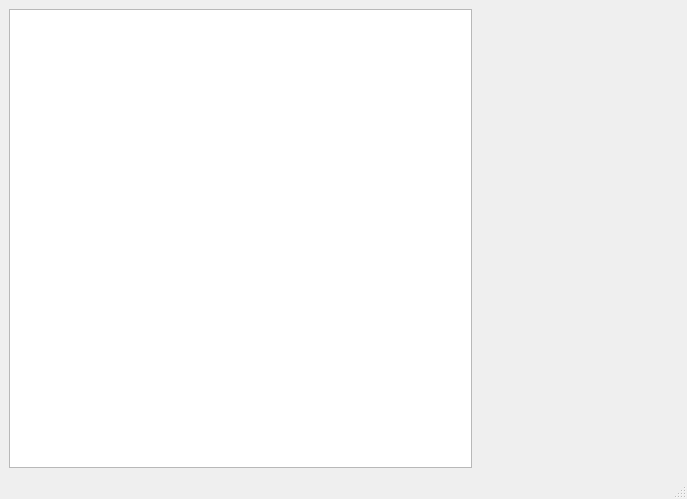
First picture: the form in mainwindow.ui, repository juniornascimento/spaceship-control, before the edit.
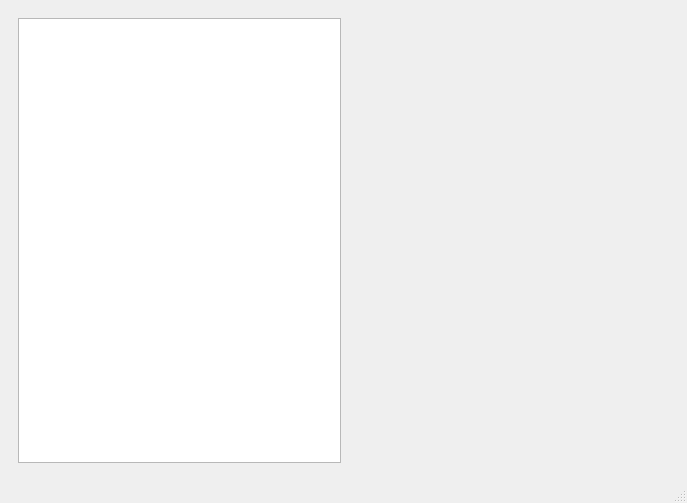
Second picture: the form after the edit.

Commit message: Added text display device

```diff
--- a/mainwindow.ui
+++ b/mainwindow.ui
@@ -7,7 +7,7 @@
     <x>0</x>
     <y>0</y>
     <width>687</width>
-    <height>499</height>
+    <height>503</height>
    </rect>
   </property>
   <property name="windowTitle">
@@ -15,17 +15,38 @@
   </property>
   <widget class="QWidget" name="centralwidget">
    <layout class="QHBoxLayout" name="horizontalLayout">
-    <item>
-     <widget class="QGraphicsView" name="view"/>
-    </item>
     <item>
      <widget class="QWidget" name="widget" native="true">
+      <property name="sizePolicy">
+       <sizepolicy hsizetype="Expanding" vsizetype="Expanding">
+        <horstretch>0</horstretch>
+        <verstretch>0</verstretch>
+       </sizepolicy>
+      </property>
       <property name="minimumSize">
        <size>
         <width>200</width>
         <height>0</height>
        </size>
       </property>
+      <layout class="QHBoxLayout" name="horizontalLayout_2">
+       <property name="sizeConstraint">
+        <enum>QLayout::SetDefaultConstraint</enum>
+       </property>
+       <item>
+        <widget class="QGraphicsView" name="view"/>
+       </item>
+       <item>
+        <widget class="QWidget" name="deviceInterfaceComponents" native="true">
+         <property name="sizePolicy">
+          <sizepolicy hsizetype="Expanding" vsizetype="Expanding">
+           <horstretch>0</horstretch>
+           <verstretch>0</verstretch>
+          </sizepolicy>
+         </property>
+        </widget>
+       </item>
+      </layout>
      </widget>
     </item>
    </layout>
```
The commit also changes 6 other files.
